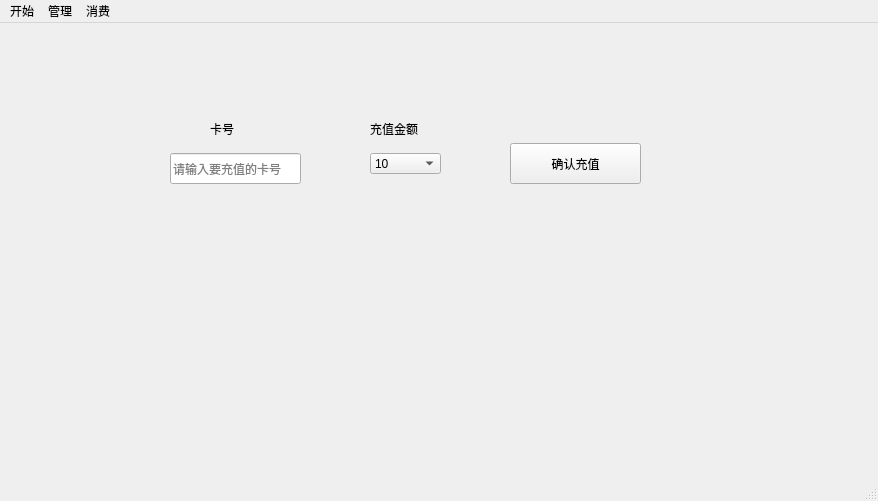
This is mainwindow.ui in Nek0-hinata/QtLearning as Qt 5 draws it before an edit. The edited form follows.
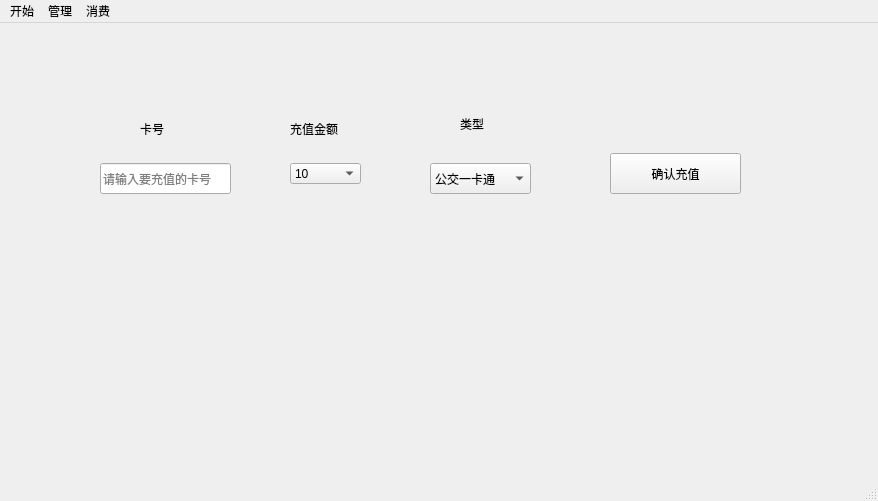
This is the edited form.

```diff
--- a/mainwindow.ui
+++ b/mainwindow.ui
@@ -520,7 +520,7 @@
      <widget class="QLabel" name="label_17">
       <property name="geometry">
        <rect>
-        <x>210</x>
+        <x>140</x>
         <y>90</y>
         <width>41</width>
         <height>31</height>
@@ -533,8 +533,8 @@
      <widget class="QComboBox" name="comboBox">
       <property name="geometry">
        <rect>
-        <x>370</x>
-        <y>130</y>
+        <x>290</x>
+        <y>140</y>
         <width>71</width>
         <height>21</height>
        </rect>
@@ -588,8 +588,8 @@
      <widget class="QLineEdit" name="lineEdit">
       <property name="geometry">
        <rect>
-        <x>170</x>
-        <y>130</y>
+        <x>100</x>
+        <y>140</y>
         <width>131</width>
         <height>31</height>
        </rect>
@@ -601,7 +601,7 @@
      <widget class="QLabel" name="label_18">
       <property name="geometry">
        <rect>
-        <x>370</x>
+        <x>290</x>
         <y>90</y>
         <width>81</width>
         <height>31</height>
@@ -614,8 +614,8 @@
      <widget class="QPushButton" name="pushButton_6">
       <property name="geometry">
        <rect>
-        <x>510</x>
-        <y>120</y>
+        <x>610</x>
+        <y>130</y>
         <width>131</width>
         <height>41</height>
        </rect>
@@ -624,6 +624,39 @@
        <string>确认充值</string>
       </property>
      </widget>
+     <widget class="QComboBox" name="cardKinds">
+      <property name="geometry">
+       <rect>
+        <x>430</x>
+        <y>140</y>
+        <width>101</width>
+        <height>31</height>
+       </rect>
+      </property>
+      <item>
+       <property name="text">
+        <string>公交一卡通</string>
+       </property>
+      </item>
+      <item>
+       <property name="text">
+        <string>校园卡</string>
+       </property>
+      </item>
+     </widget>
+     <widget class="QLabel" name="label_19">
+      <property name="geometry">
+       <rect>
+        <x>460</x>
+        <y>90</y>
+        <width>61</width>
+        <height>21</height>
+       </rect>
+      </property>
+      <property name="text">
+       <string>类型</string>
+      </property>
+     </widget>
     </widget>
    </widget>
   </widget>
```
Left out of the diff: 4 changed lines with no effect on the pictures.
